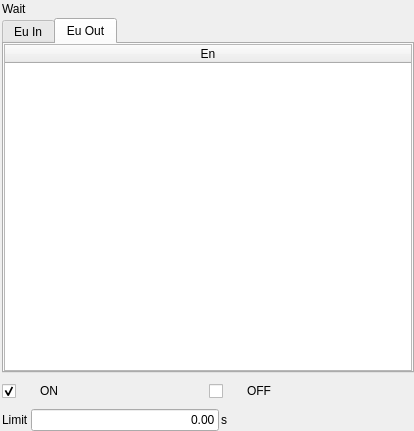
This is hcinstruction/icwaitconditioneditor.ui in GaussCheng/2-5AxisPunch as Qt 5 draws it before an edit. The edited form follows.
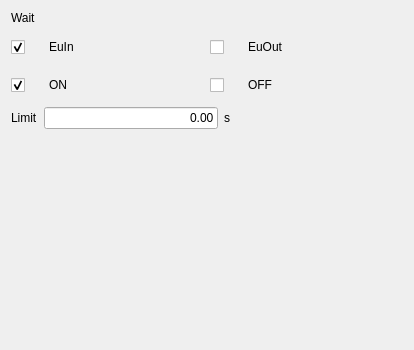
This is the edited form. The open tabs and pages were chosen to show the change. Icons and pictures are not drawn. Custom widgets are drawn as their Qt base class.

Diff of the .ui file:
```diff
--- a/hcinstruction/icwaitconditioneditor.ui
+++ b/hcinstruction/icwaitconditioneditor.ui
@@ -7,7 +7,7 @@
     <x>0</x>
     <y>0</y>
     <width>414</width>
-    <height>431</height>
+    <height>350</height>
    </rect>
   </property>
   <property name="windowTitle">
@@ -30,22 +30,7 @@
 
 </string>
   </property>
-  <layout class="QVBoxLayout" name="verticalLayout_3">
-   <property name="spacing">
-    <number>2</number>
-   </property>
-   <property name="leftMargin">
-    <number>2</number>
-   </property>
-   <property name="topMargin">
-    <number>2</number>
-   </property>
-   <property name="rightMargin">
-    <number>0</number>
-   </property>
-   <property name="bottomMargin">
-    <number>0</number>
-   </property>
+  <layout class="QVBoxLayout" name="verticalLayout">
    <item>
     <widget class="QLabel" name="label">
      <property name="text">
@@ -54,237 +39,31 @@
     </widget>
    </item>
    <item>
-    <widget class="QTabWidget" name="tabWidget">
-     <property name="currentIndex">
-      <number>0</number>
-     </property>
-     <widget class="QWidget" name="inPage">
-      <attribute name="title">
-       <string>Eu In</string>
-      </attribute>
-      <layout class="QVBoxLayout" name="verticalLayout">
-       <property name="leftMargin">
-        <number>0</number>
+    <layout class="QHBoxLayout" name="horizontalLayout_3">
+     <item>
+      <widget class="QCheckBox" name="euInbox">
+       <property name="text">
+        <string>EuIn</string>
        </property>
-       <property name="topMargin">
-        <number>0</number>
+       <property name="checked">
+        <bool>true</bool>
        </property>
-       <property name="rightMargin">
-        <number>0</number>
+       <attribute name="buttonGroup">
+        <string notr="true">buttonGroup_2</string>
+       </attribute>
+      </widget>
+     </item>
+     <item>
+      <widget class="QCheckBox" name="euOutBox">
+       <property name="text">
+        <string>EuOut</string>
        </property>
-       <property name="bottomMargin">
-        <number>0</number>
-       </property>
-       <item>
-        <widget class="QTableWidget" name="euInList">
-         <property name="styleSheet">
-          <string notr="true">::item{
-height: 33px;
-}
-
-::item::QCheckBox{
-	spacing: 24px;
-}
-
-::indicator {
-     width: 32px;
-     height: 32px;
- }
-
-::indicator:unchecked 
-{
-     image: url(:/resource/check_unchecked.png);
- }
-::indicator:checked 
-{
-     image: url(:/resource/check_checked.png);
- }
-
-QRadioButton::indicator:checked:disabled
-{
- image: url(:/resource/check_checked_disable.png);
-}
-
-QRadioButton::indicator:unchecked:disabled
-{
- image: url(:/resource/check_unchecked_disable.png);
-}
-
-
-
-</string>
-         </property>
-         <property name="editTriggers">
-          <set>QAbstractItemView::NoEditTriggers</set>
-         </property>
-         <property name="showDropIndicator" stdset="0">
-          <bool>false</bool>
-         </property>
-         <property name="alternatingRowColors">
-          <bool>true</bool>
-         </property>
-         <property name="selectionMode">
-          <enum>QAbstractItemView::NoSelection</enum>
-         </property>
-         <property name="selectionBehavior">
-          <enum>QAbstractItemView::SelectRows</enum>
-         </property>
-         <property name="showGrid">
-          <bool>true</bool>
-         </property>
-         <property name="gridStyle">
-          <enum>Qt::SolidLine</enum>
-         </property>
-         <property name="wordWrap">
-          <bool>true</bool>
-         </property>
-         <property name="cornerButtonEnabled">
-          <bool>false</bool>
-         </property>
-         <attribute name="horizontalHeaderMinimumSectionSize">
-          <number>48</number>
-         </attribute>
-         <attribute name="horizontalHeaderStretchLastSection">
-          <bool>true</bool>
-         </attribute>
-         <attribute name="verticalHeaderVisible">
-          <bool>false</bool>
-         </attribute>
-         <attribute name="verticalHeaderDefaultSectionSize">
-          <number>40</number>
-         </attribute>
-         <attribute name="verticalHeaderMinimumSectionSize">
-          <number>40</number>
-         </attribute>
-         <attribute name="verticalHeaderStretchLastSection">
-          <bool>false</bool>
-         </attribute>
-         <column>
-          <property name="text">
-           <string>En</string>
-          </property>
-          <property name="textAlignment">
-           <set>AlignHCenter|AlignVCenter|AlignCenter</set>
-          </property>
-         </column>
-        </widget>
-       </item>
-      </layout>
-     </widget>
-     <widget class="QWidget" name="outPage">
-      <attribute name="title">
-       <string>Eu Out</string>
-      </attribute>
-      <layout class="QVBoxLayout" name="verticalLayout_2">
-       <property name="leftMargin">
-        <number>0</number>
-       </property>
-       <property name="topMargin">
-        <number>0</number>
-       </property>
-       <property name="rightMargin">
-        <number>0</number>
-       </property>
-       <property name="bottomMargin">
-        <number>0</number>
-       </property>
-       <item>
-        <widget class="QTableWidget" name="euOutList">
-         <property name="styleSheet">
-          <string notr="true">::item{
-height: 33px;
-}
-
-::item::QCheckBox{
-	spacing: 24px;
-}
-
-::indicator {
-     width: 32px;
-     height: 32px;
- }
-
-::indicator:unchecked 
-{
-     image: url(:/resource/check_unchecked.png);
- }
-::indicator:checked 
-{
-     image: url(:/resource/check_checked.png);
- }
-
-QRadioButton::indicator:checked:disabled
-{
- image: url(:/resource/check_checked_disable.png);
-}
-
-QRadioButton::indicator:unchecked:disabled
-{
- image: url(:/resource/check_unchecked_disable.png);
-}
-
-
-
-</string>
-         </property>
-         <property name="editTriggers">
-          <set>QAbstractItemView::NoEditTriggers</set>
-         </property>
-         <property name="showDropIndicator" stdset="0">
-          <bool>false</bool>
-         </property>
-         <property name="alternatingRowColors">
-          <bool>true</bool>
-         </property>
-         <property name="selectionMode">
-          <enum>QAbstractItemView::NoSelection</enum>
-         </property>
-         <property name="selectionBehavior">
-          <enum>QAbstractItemView::SelectRows</enum>
-         </property>
-         <property name="showGrid">
-          <bool>true</bool>
-         </property>
-         <property name="gridStyle">
-          <enum>Qt::SolidLine</enum>
-         </property>
-         <property name="wordWrap">
-          <bool>true</bool>
-         </property>
-         <property name="cornerButtonEnabled">
-          <bool>false</bool>
-         </property>
-         <attribute name="horizontalHeaderMinimumSectionSize">
-          <number>48</number>
-         </attribute>
-         <attribute name="horizontalHeaderStretchLastSection">
-          <bool>true</bool>
-         </attribute>
-         <attribute name="verticalHeaderVisible">
-          <bool>false</bool>
-         </attribute>
-         <attribute name="verticalHeaderDefaultSectionSize">
-          <number>40</number>
-         </attribute>
-         <attribute name="verticalHeaderMinimumSectionSize">
-          <number>40</number>
-         </attribute>
-         <attribute name="verticalHeaderStretchLastSection">
-          <bool>false</bool>
-         </attribute>
-         <column>
-          <property name="text">
-           <string>En</string>
-          </property>
-          <property name="textAlignment">
-           <set>AlignHCenter|AlignVCenter|AlignCenter</set>
-          </property>
-         </column>
-        </widget>
-       </item>
-      </layout>
-     </widget>
-    </widget>
+       <attribute name="buttonGroup">
+        <string notr="true">buttonGroup_2</string>
+       </attribute>
+      </widget>
+     </item>
+    </layout>
    </item>
    <item>
     <layout class="QHBoxLayout" name="horizontalLayout_2">
@@ -354,6 +133,19 @@
      </item>
     </layout>
    </item>
+   <item>
+    <spacer name="verticalSpacer">
+     <property name="orientation">
+      <enum>Qt::Vertical</enum>
+     </property>
+     <property name="sizeHint" stdset="0">
+      <size>
+       <width>20</width>
+       <height>40</height>
+      </size>
+     </property>
+    </spacer>
+   </item>
   </layout>
  </widget>
  <customwidgets>
```
Left out of the diff: 1 changed line with no effect on the pictures.
